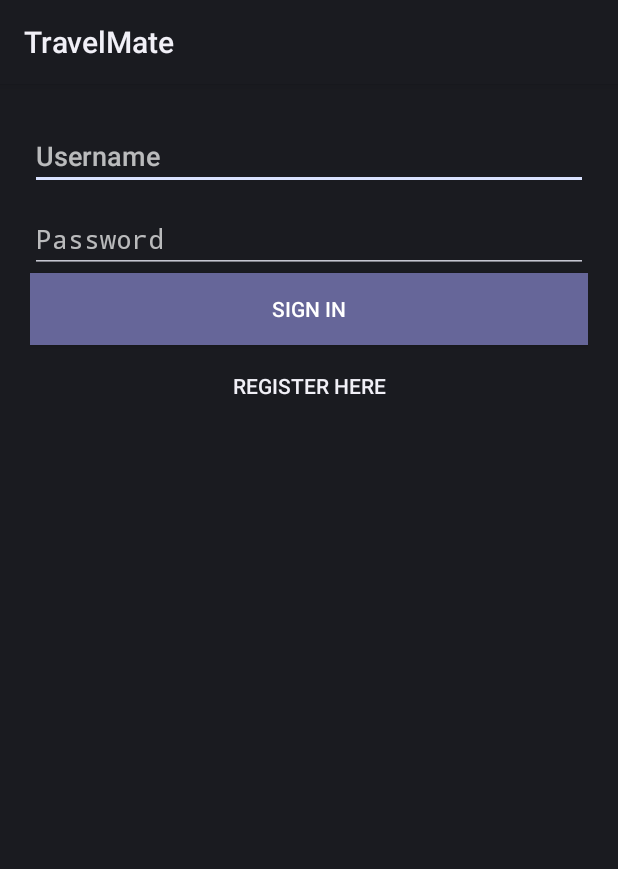
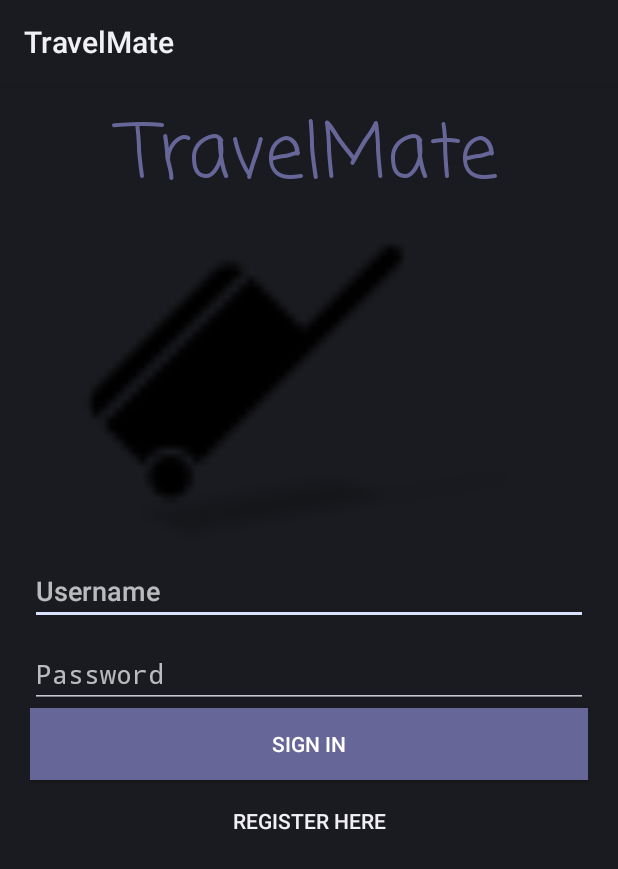
Before and after one commit to olozl/TravelMate, an Android app: the screen it shows after launch (LoginActivity), on a phone screen of 412 x 824 dp. Shown: the top 869 px of the screen. Run offline under Robolectric (Android 15) with nearby library versions, the phone set to English and light mode, and no system bars; our stand-ins replace Volley.

Commit message:
update login page

```diff
--- a/TravelMate/app/src/main/res/layout/logindetails.xml
+++ b/TravelMate/app/src/main/res/layout/logindetails.xml
@@ -6,8 +6,14 @@
     android:paddingLeft="20dp"
     android:paddingRight="20dp"
     android:layout_marginTop="10dp">
-
-    <EditText
+    <TextView android:textSize="50dp"  android:gravity="center"
+        android:layout_width="match_parent" android:text="TravelMate"
+        android:textColor="#666699" android:fontFamily="casual"
+        android:layout_height="wrap_content" />
+    <ImageView
+        android:layout_width="match_parent" android:adjustViewBounds="true"
+        android:layout_height="wrap_content" android:src="@mipmap/ic_launcher"/>
+    <EditText android:paddingTop="300dp"
         android:id="@+id/exUser" android:layout_marginTop="15dp"
         android:layout_marginBottom="10dp"
         android:layout_width="match_parent"
```
Also changed, not shown: TravelMate/app/src/main/ic_launcher-web.png, TravelMate/app/src/main/res/mipmap-hdpi/ic_launcher.png, TravelMate/app/src/main/res/mipmap-mdpi/ic_launcher.png, TravelMate/app/src/main/res/mipmap-xhdpi/ic_launcher.png, TravelMate/app/src/main/res/mipmap-xxhdpi/ic_launcher.png, TravelMate/app/src/main/res/mipmap-xxxhdpi/ic_launcher.png.
